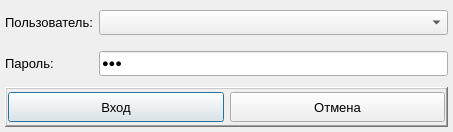
Old version of the form arm_o/d_enter.ui in the repository levdikandrey/DataCollector.
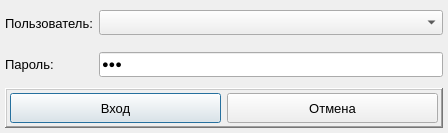
New version of the form. Icons and pictures are not drawn.

Patch:
```diff
--- a/arm_o/d_enter.ui
+++ b/arm_o/d_enter.ui
@@ -6,8 +6,8 @@
    <rect>
     <x>0</x>
     <y>0</y>
-    <width>453</width>
-    <height>132</height>
+    <width>448</width>
+    <height>133</height>
    </rect>
   </property>
   <property name="font">
@@ -66,6 +66,9 @@
      <property name="toolTip">
       <string>Выберите пользователя</string>
      </property>
+     <property name="sizeAdjustPolicy">
+      <enum>QComboBox::AdjustToContents</enum>
+     </property>
     </widget>
    </item>
    <item row="1" column="0">
@@ -129,16 +132,16 @@
      </property>
      <layout class="QHBoxLayout" name="horizontalLayout">
       <property name="leftMargin">
-       <number>1</number>
+       <number>3</number>
       </property>
       <property name="topMargin">
-       <number>1</number>
+       <number>3</number>
       </property>
       <property name="rightMargin">
-       <number>1</number>
+       <number>3</number>
       </property>
       <property name="bottomMargin">
-       <number>1</number>
+       <number>3</number>
       </property>
       <item>
        <widget class="QPushButton" name="pushButtonEnter">
```
